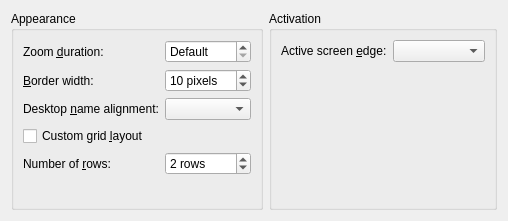
First picture: the form in effects/desktopgrid_config.ui, repository KDE/kwin, before the edit.
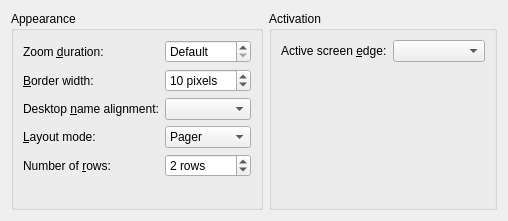
Second picture: the form after the edit. Custom widgets are drawn as their Qt base class.

Commit message: Added automatic layout mode to the desktop grid effect. Patch based off one by Christian Mollekopf. BUG: 157196

Diff of the .ui file:
```diff
--- a/effects/desktopgrid_config.ui
+++ b/effects/desktopgrid_config.ui
@@ -79,10 +79,32 @@
        <widget class="QComboBox" name="desktopNameAlignmentCombo" />
       </item>
       <item row="7" column="0" >
-       <widget class="QCheckBox" name="layoutBox" >
+       <widget class="QLabel" name="label_7" >
         <property name="text" >
-         <string>Custom grid &amp;layout</string>
+         <string>&amp;Layout mode:</string>
         </property>
+        <property name="buddy" >
+         <cstring>desktopNameAlignmentCombo</cstring>
+        </property>
+       </widget>
+      </item>
+      <item row="7" column="1" >
+       <widget class="QComboBox" name="layoutCombo" >
+        <item>
+         <property name="text" >
+          <string>Pager</string>
+         </property>
+        </item>
+        <item>
+         <property name="text" >
+          <string>Automatic</string>
+         </property>
+        </item>
+        <item>
+         <property name="text" >
+          <string>Custom</string>
+         </property>
+        </item>
        </widget>
       </item>
       <item row="8" column="0" >
```
Left out of the diff: 3 changed lines with no effect on the pictures. The commit also changes 4 other files.
